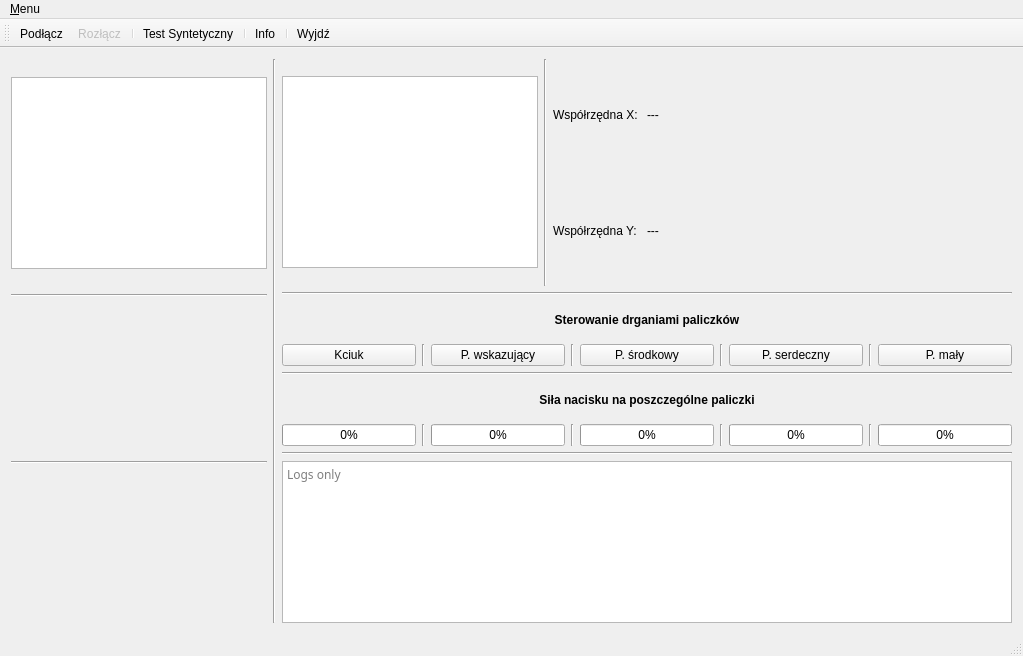
First picture: the form in qt_rekawica/ui/mainwindow.ui, repository jjmgab/WDS_Rekawica-sensoryczna_Qt, before the edit.
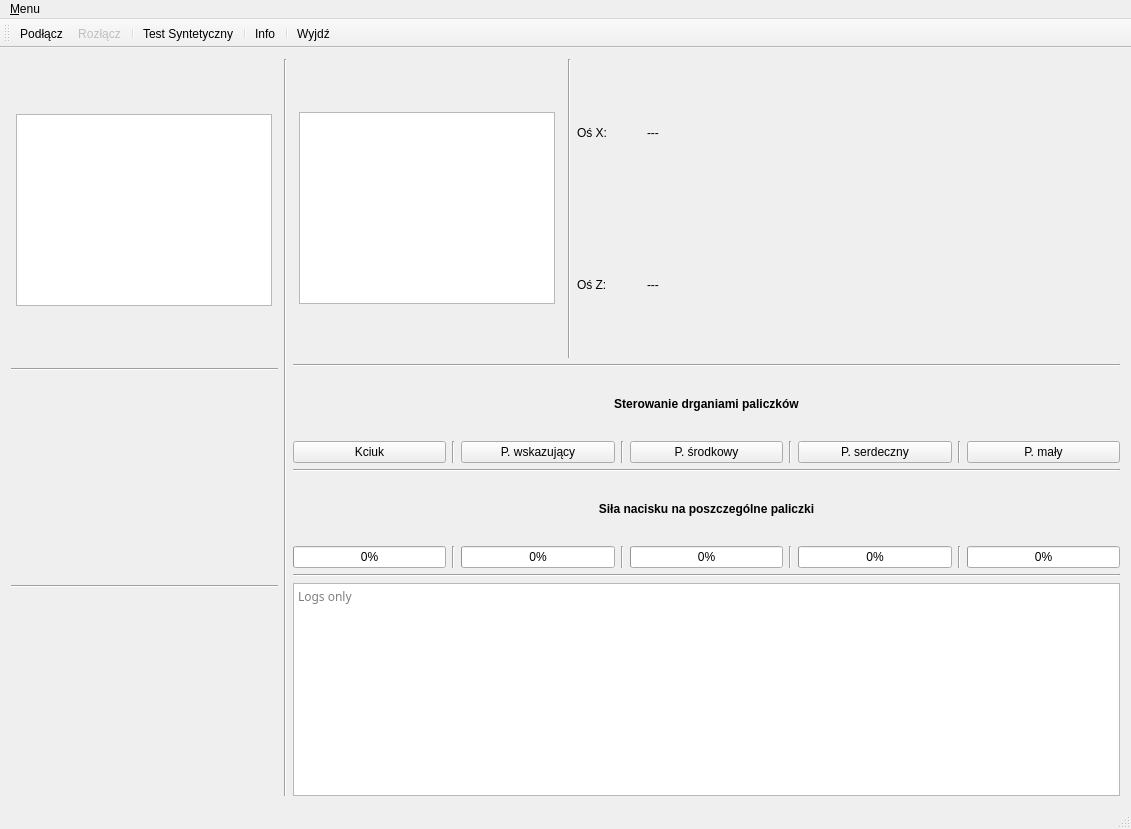
Second picture: the form after the edit. Icons and pictures are not drawn. Custom widgets are drawn as their Qt base class.

```diff
--- a/qt_rekawica/ui/mainwindow.ui
+++ b/qt_rekawica/ui/mainwindow.ui
@@ -6,8 +6,8 @@
    <rect>
     <x>0</x>
     <y>0</y>
-    <width>1023</width>
-    <height>656</height>
+    <width>1131</width>
+    <height>829</height>
    </rect>
   </property>
   <property name="sizePolicy">
@@ -50,8 +50,8 @@
    </property>
    <property name="minimumSize">
     <size>
-     <width>0</width>
-     <height>0</height>
+     <width>1130</width>
+     <height>740</height>
     </size>
    </property>
    <property name="sizeIncrement">
@@ -103,6 +103,18 @@
           <property name="cursor" stdset="0">
            <cursorShape>ForbiddenCursor</cursorShape>
           </property>
+          <property name="toolTip">
+           <string>Jak rozumiemy współrzędne, osie</string>
+          </property>
+          <property name="toolTipDuration">
+           <number>2000</number>
+          </property>
+          <property name="autoFillBackground">
+           <bool>false</bool>
+          </property>
+          <property name="interactive">
+           <bool>false</bool>
+          </property>
          </widget>
         </item>
         <item>
@@ -122,7 +134,7 @@
                <cursorShape>IBeamCursor</cursorShape>
               </property>
               <property name="text">
-               <string>Współrzędna X: </string>
+               <string>Oś X: </string>
               </property>
              </widget>
             </item>
@@ -132,7 +144,7 @@
                <cursorShape>IBeamCursor</cursorShape>
               </property>
               <property name="text">
-               <string>Współrzędna Y: </string>
+               <string>Oś Z: </string>
               </property>
              </widget>
             </item>
@@ -537,7 +549,7 @@
     <rect>
      <x>0</x>
      <y>0</y>
-     <width>1023</width>
+     <width>1131</width>
      <height>25</height>
     </rect>
    </property>
@@ -585,7 +597,13 @@
      <normaloff>:/button_connect/icons/connect</normaloff>:/button_connect/icons/connect</iconset>
    </property>
    <property name="text">
-    <string>&amp;Podłącz</string>
+    <string>Podłącz</string>
+   </property>
+   <property name="toolTip">
+    <string>Umożliwia łączenie z urządzeniem poprzez port wirtualny</string>
+   </property>
+   <property name="whatsThis">
+    <string/>
    </property>
    <property name="shortcut">
     <string>Ctrl+Shift+C</string>
@@ -600,7 +618,13 @@
      <normaloff>:/button_disconnect/icons/disconnect</normaloff>:/button_disconnect/icons/disconnect</iconset>
    </property>
    <property name="text">
-    <string>&amp;Rozłącz</string>
+    <string>Rozłącz</string>
+   </property>
+   <property name="toolTip">
+    <string>Rozłącza z urządzeniem</string>
+   </property>
+   <property name="whatsThis">
+    <string/>
    </property>
    <property name="shortcut">
     <string>Ctrl+Shift+D</string>
@@ -612,7 +636,13 @@
      <normaloff>:/button_exit/icons/exit</normaloff>:/button_exit/icons/exit</iconset>
    </property>
    <property name="text">
-    <string>&amp;Wyjdź</string>
+    <string>Wyjdź</string>
+   </property>
+   <property name="toolTip">
+    <string>Wychodzi z aplikacji</string>
+   </property>
+   <property name="whatsThis">
+    <string/>
    </property>
    <property name="shortcut">
     <string>Ctrl+Shift+E</string>
@@ -636,7 +666,13 @@
      <normaloff>:/button_testrun/icons/testrun.png</normaloff>:/button_testrun/icons/testrun.png</iconset>
    </property>
    <property name="text">
-    <string>Test Syntetyczny</string>
+    <string>&amp;Test Syntetyczny</string>
+   </property>
+   <property name="toolTip">
+    <string>Uruchamia test syntetyczny z losowymi wartościami</string>
+   </property>
+   <property name="whatsThis">
+    <string/>
    </property>
    <property name="shortcut">
     <string>Ctrl+Shift+T</string>
```
Left out of the diff: 98 changed lines with no effect on the pictures.
